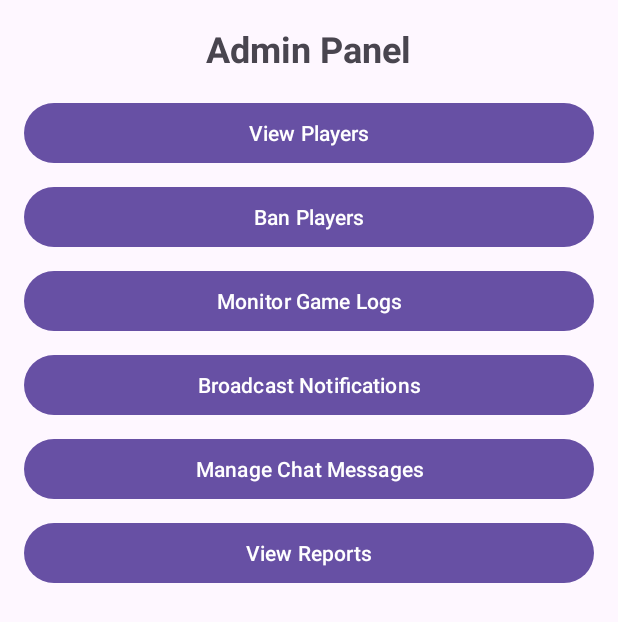
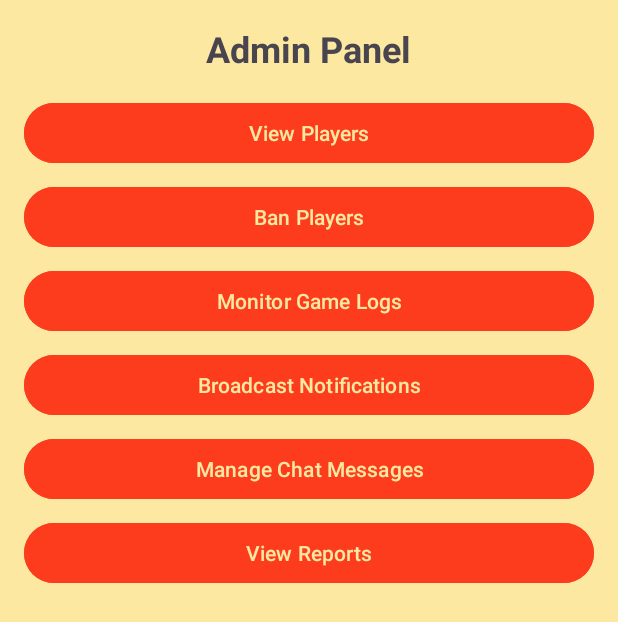
Before and after one commit to OzzieMunoz/Project2, an Android app: the AdminPanelActivity screen opened directly, with no data from a screen before it, on a phone screen of 412 x 824 dp. Shown: the top 622 px of the screen. Run offline under Robolectric (Android 15) with nearby library versions, the phone set to English and light mode, and no system bars.

Commit message:
Customized pages

```diff
--- a/app/src/main/res/layout/activity_admin_panel.xml
+++ b/app/src/main/res/layout/activity_admin_panel.xml
@@ -3,7 +3,8 @@
     android:layout_width="match_parent"
     android:layout_height="match_parent"
     android:orientation="vertical"
-    android:padding="16dp">
+    android:padding="16dp"
+    android:background="#fce8a0">
 
     <TextView
         android:layout_width="wrap_content"
@@ -19,6 +20,8 @@
         android:layout_width="match_parent"
         android:layout_height="wrap_content"
         android:text="View Players"
+        android:backgroundTint="#fc3c1c"
+        android:textColor="#fce8a0"
         android:layout_marginBottom="8dp" />
 
     <Button
@@ -26,6 +29,8 @@
         android:layout_width="match_parent"
         android:layout_height="wrap_content"
         android:text="Ban Players"
+        android:backgroundTint="#fc3c1c"
+        android:textColor="#fce8a0"
         android:layout_marginBottom="8dp" />
 
     <Button
@@ -33,6 +38,8 @@
         android:layout_width="match_parent"
         android:layout_height="wrap_content"
         android:text="Monitor Game Logs"
+        android:backgroundTint="#fc3c1c"
+        android:textColor="#fce8a0"
         android:layout_marginBottom="8dp" />
 
     <Button
@@ -40,6 +47,8 @@
         android:layout_width="match_parent"
         android:layout_height="wrap_content"
         android:text="Broadcast Notifications"
+        android:backgroundTint="#fc3c1c"
+        android:textColor="#fce8a0"
         android:layout_marginBottom="8dp" />
 
     <Button
@@ -47,6 +56,8 @@
         android:layout_width="match_parent"
         android:layout_height="wrap_content"
         android:text="Manage Chat Messages"
+        android:backgroundTint="#fc3c1c"
+        android:textColor="#fce8a0"
         android:layout_marginBottom="8dp" />
 
     <Button
@@ -54,5 +65,7 @@
         android:layout_width="match_parent"
         android:layout_height="wrap_content"
         android:text="View Reports"
+        android:backgroundTint="#fc3c1c"
+        android:textColor="#fce8a0"
         android:layout_marginBottom="8dp" />
 </LinearLayout>
--- a/app/src/main/res/layout/activity_landing_page.xml
+++ b/app/src/main/res/layout/activity_landing_page.xml
@@ -4,6 +4,7 @@
     xmlns:tools="http://schemas.android.com/tools"
     android:layout_width="match_parent"
     android:layout_height="match_parent"
+    android:background="#fce8a0"
     tools:context=".LandingPage">
 
     <TextView
@@ -23,6 +24,8 @@
         android:layout_width="wrap_content"
         android:layout_height="wrap_content"
         android:text="Logout"
+        android:backgroundTint="#fc3c1c"
+        android:textColor="#fce8a0"
         app:layout_constraintTop_toBottomOf="@id/welcomeText"
         app:layout_constraintStart_toStartOf="parent"
         app:layout_constraintEnd_toEndOf="parent"
@@ -34,6 +37,8 @@
         android:layout_height="wrap_content"
         android:text="Admin Panel"
         android:visibility="gone"
+        android:backgroundTint="#fc3c1c"
+        android:textColor="#fce8a0"
         app:layout_constraintTop_toBottomOf="@id/logoutButton"
         app:layout_constraintStart_toStartOf="parent"
         app:layout_constraintEnd_toEndOf="parent"
--- a/app/src/main/res/layout/activity_login.xml
+++ b/app/src/main/res/layout/activity_login.xml
@@ -4,6 +4,7 @@
     xmlns:tools="http://schemas.android.com/tools"
     android:layout_width="match_parent"
     android:layout_height="match_parent"
+    android:background="#fce8a0"
     tools:context=".LoginActivity">
 
     <EditText
@@ -33,6 +34,8 @@
         android:layout_width="wrap_content"
         android:layout_height="wrap_content"
         android:text="Login"
+        android:backgroundTint="#fc3c1c"
+        android:textColor="#fce8a0"
         app:layout_constraintTop_toBottomOf="@id/passwordInput"
         app:layout_constraintStart_toStartOf="parent"
         app:layout_constraintEnd_toEndOf="parent"
```
